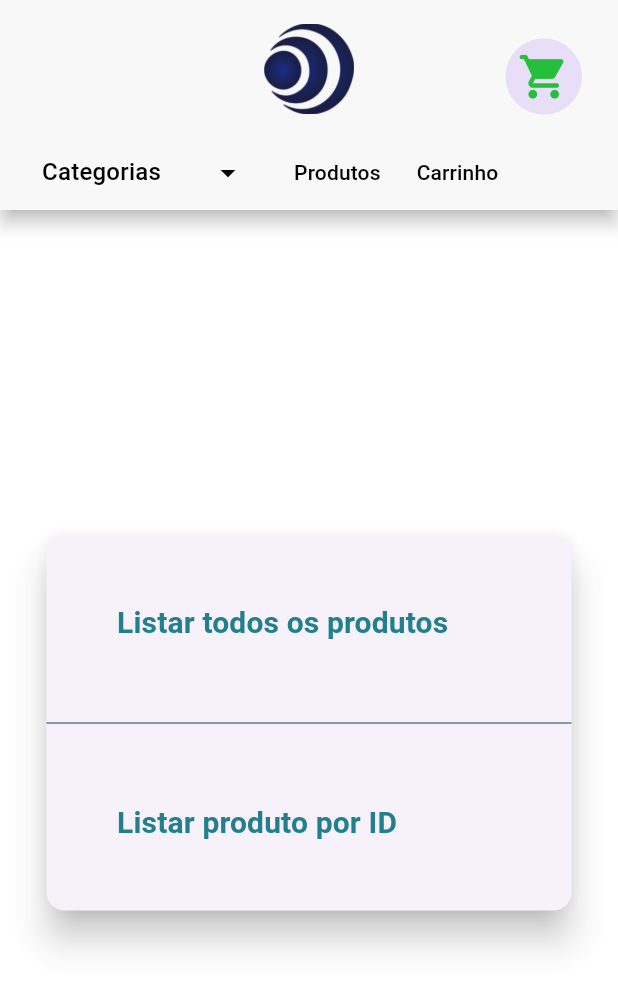
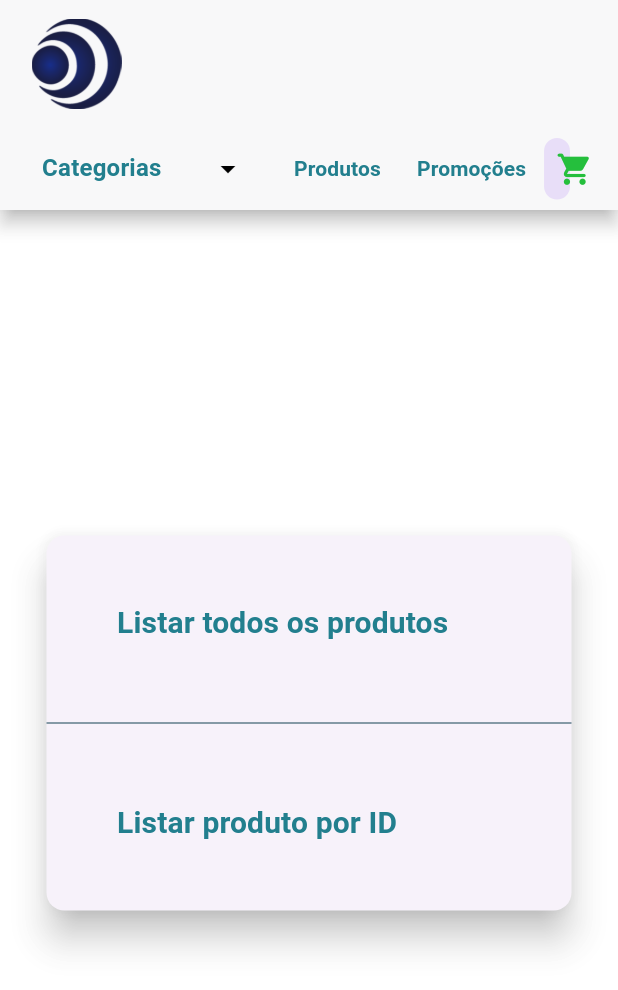
Before and after one commit to TiagoSagara/modelo_catalogo, a Flutter app: the screen it shows after launch, on a phone screen of 412 x 824 dp. Shown: the top 990 px of the screen. Run offline on Flutter 3.47's test engine with Material 3 defaults, Android fonts, the phone set to English and light mode, and no system bars; our stand-ins replace brasil_fields, dio, flutter_bloc, get_it, go_router; network calls fail; Roboto replaces fonts that are missing (Grandis Extended).

Commit message:
Ajustes na appbar, mudança no local da barra de pesquisa e alteração em product_detail

```diff
--- a/lib/src/ui/checkout/view_model/checkout_bloc.dart
+++ b/lib/src/ui/checkout/view_model/checkout_bloc.dart
@@ -74,10 +74,8 @@ class CheckoutBloc extends Bloc<CheckoutEvent, CheckoutState> {
           )
           .toList();
 
-      final double valorBruto = _cartItems.fold(
-        0.0,
-        (sum, i) => sum + i.subtotal,
-      );
+      final double valorBruto =
+          _cartItems.fold(0.0, (sum, i) => sum + i.subtotal);
 
       final request = SaleRequest(
         valorBruto: valorBruto,
--- a/lib/src/ui/core/components/custom_appbar.dart
+++ b/lib/src/ui/core/components/custom_appbar.dart
@@ -1,4 +1,4 @@
-import 'package:api_produtos/src/ui/core/components/custom_shopping_car.dart';
+import 'package:api_produtos/src/ui/core/components/product_search.dart';
 import 'package:api_produtos/src/ui/core/style/app_colors.dart';
 import 'package:api_produtos/src/ui/core/style/app_dimens.dart';
 import 'package:api_produtos/utils/image_list.dart';
@@ -10,7 +10,9 @@ typedef SectionSelectedCallback = void Function(String id);
 class CustomAppbar extends StatelessWidget implements PreferredSizeWidget {
   final SectionSelectedCallback onItemSelected;
 
-  const CustomAppbar({super.key, required this.onItemSelected});
+  final void Function(String query)? onSearch;
+
+  const CustomAppbar({super.key, required this.onItemSelected, this.onSearch});
 
   @override
   Size get preferredSize => const Size.fromHeight(140.0);
@@ -18,19 +20,20 @@ class CustomAppbar extends StatelessWidget implements PreferredSizeWidget {
   @override
   Widget build(BuildContext context) {
     final screenWidth = MediaQuery.of(context).size.width;
-
-    final double logoSize = screenWidth < AppDimens.kMinScreen ? 60.0 : 90.0;
+    final double logoSize = screenWidth < AppDimens.kMinScreen ? 60.0 : 85.0;
 
     return AppBar(
       backgroundColor: lightGreyColor,
       elevation: 5.0,
       shadowColor: Colors.black,
       surfaceTintColor: Colors.transparent,
-      toolbarHeight: 90,
-      centerTitle: true,
+      toolbarHeight: 100,
+      automaticallyImplyLeading: false,
 
-      title: Padding(
-        padding: const EdgeInsets.fromLTRB(0.0, 2.0, 0.0, 0.0),
+      title: Row(
+        children: [
+          Padding(
+            padding: const EdgeInsets.only(left: 5.0),
             child: Image.asset(
               ImageList.logoMultSistem,
               width: logoSize,
@@ -38,10 +41,16 @@ class CustomAppbar extends StatelessWidget implements PreferredSizeWidget {
             ),
           ),
 
-      actions: [ShoppingCar(), const SizedBox(width: 16)],
+          Expanded(
+            child: onSearch != null
+                ? ProductSearch(onSearch: onSearch!)
+                : const SizedBox.shrink(),
+          ),
+        ],
+      ),
 
       bottom: const PreferredSize(
-        preferredSize: Size.fromHeight(50),
+        preferredSize: Size.fromHeight(45),
         child: CustomBottomAppBar(),
       ),
     );
--- a/lib/src/ui/core/components/custom_bottom_appbar.dart
+++ b/lib/src/ui/core/components/custom_bottom_appbar.dart
@@ -2,6 +2,8 @@ import 'package:api_produtos/domain/models/categories_bottom_appbar_bloc.dart';
 import 'package:api_produtos/domain/models/categories_model.dart';
 import 'package:api_produtos/routing/routers.dart';
 import 'package:api_produtos/dependences/service_locator.dart';
+import 'package:api_produtos/src/ui/core/components/custom_shopping_car.dart';
+import 'package:api_produtos/src/ui/core/style/app_colors.dart';
 import 'package:flutter_bloc/flutter_bloc.dart';
 import 'package:flutter/material.dart';
 import 'package:go_router/go_router.dart';
@@ -28,7 +30,7 @@ class _CustomBottomAppBarState extends State<CustomBottomAppBar> {
       create: (_) => getIt<CategoryBloc>()..fetchCategories(),
       child: Container(
         color: Colors.transparent,
-        height: 50,
+        height: 55,
         padding: const EdgeInsets.symmetric(horizontal: 16),
         child: Row(
           children: [
@@ -41,8 +43,7 @@ class _CustomBottomAppBarState extends State<CustomBottomAppBar> {
                 width: 160,
                 height: 40,
                 decoration: BoxDecoration(
-                  color:
-                      _isDropdownHovered ? hoverColor : Colors.transparent,
+                  color: _isDropdownHovered ? hoverColor : Colors.transparent,
                   borderRadius: BorderRadius.circular(borderRadius),
                 ),
                 padding: const EdgeInsets.symmetric(horizontal: 12),
@@ -68,8 +69,8 @@ class _CustomBottomAppBarState extends State<CustomBottomAppBar> {
                       hint: const Text(
                         'Categorias',
                         style: TextStyle(
-                          color: Colors.black,
-                          fontWeight: FontWeight.w500,
+                          color: azulPadrao,
+                          fontWeight: FontWeight.bold,
                         ),
                         overflow: TextOverflow.ellipsis,
                       ),
@@ -91,7 +92,6 @@ class _CustomBottomAppBarState extends State<CustomBottomAppBar> {
                       }).toList(),
                       onChanged: (int? selectedCategoryId) {
                         if (selectedCategoryId != null) {
-                          // Encontra o nome da categoria para exibição
                           final cat = items.firstWhere(
                             (c) => c.idGrp == selectedCategoryId,
                           );
@@ -115,16 +115,29 @@ class _CustomBottomAppBarState extends State<CustomBottomAppBar> {
               onPressed: () => context.push(AppRouters.productList),
               child: const Text(
                 'Produtos',
-                style: TextStyle(color: Colors.black),
+                style: TextStyle(
+                  color: azulPadrao,
+                  fontWeight: FontWeight.bold,
+                ),
               ),
             ),
             TextButton(
               onPressed: () => context.push(AppRouters.salePage),
               child: const Text(
-                'Carrinho',
-                style: TextStyle(color: Colors.black),
+                'Promoções',
+                style: TextStyle(
+                  color: azulPadrao,
+                  fontWeight: FontWeight.bold,
+                ),
               ),
             ),
+            Expanded(
+              child: Align(
+                alignment: Alignment.centerRight,
+                child: ShoppingCar(),
+              ),
+            ),
+            const SizedBox(width: 16),
           ],
         ),
       ),
--- a/lib/src/ui/core/components/custom_shopping_car.dart
+++ b/lib/src/ui/core/components/custom_shopping_car.dart
@@ -8,16 +8,13 @@ class ShoppingCar extends StatelessWidget {
 
   @override
   Widget build(BuildContext context) {
-    return Padding(
-      padding: const EdgeInsets.fromLTRB(8.0, 20.0, 8.0, 8.0),
-      child: IconButton.filledTonal(
-        icon: const Icon(
-          Icons.shopping_cart_rounded,
-          color: verdePadrao,
-          size: 35,
-        ),
-        onPressed: () => context.push(AppRouters.salePage),
+    return IconButton.filledTonal(
+      icon: const Icon(
+        Icons.shopping_cart_rounded,
+        color: verdePadrao,
+        size: 25,
       ),
+      onPressed: () => context.push(AppRouters.salePage),
     );
   }
 }
--- a/lib/src/ui/search/categories/categories_list_page.dart
+++ b/lib/src/ui/search/categories/categories_list_page.dart
@@ -1,12 +1,11 @@
 import 'package:api_produtos/dependences/service_locator.dart';
-import 'package:api_produtos/routing/routers.dart';
 import 'package:api_produtos/src/ui/core/components/custom_appbar.dart';
 import 'package:api_produtos/src/ui/core/components/product_card.dart';
+import 'package:api_produtos/src/ui/product_detail/widgets/product_detail_bottom_sheet.dart';
 import 'package:api_produtos/src/ui/search/products/view_model/product_bloc.dart';
 import 'package:api_produtos/src/ui/search/products/view_model/list_search_view_model.dart';
 import 'package:flutter/material.dart';
 import 'package:flutter_bloc/flutter_bloc.dart';
-import 'package:go_router/go_router.dart';
 
 class CategoriesListPage extends StatefulWidget {
   /// ID numérico da categoria (id_grp)
@@ -130,8 +129,7 @@ class _CategoriesListPageState extends State<CategoriesListPage> {
               itemBuilder: (context, index) {
                 final product = products[index];
                 return InkWell(
-                  onTap: () =>
-                      context.push(AppRouters.productDetail, extra: product),
+                  onTap: () => showProductDetailBottomSheet(context, product),
                   child: CardSearch(product: product),
                 );
               },
```
Also changed, not shown: lib/src/ui/core/components/product_card.dart (+37 -26 lines), lib/src/ui/product_detail/widgets/product_detail_bottom_sheet.dart (added, +311 -0 lines), lib/src/ui/search/products/list_search_page.dart (+8 -25 lines), 3 other files. Lines whose indentation alone changed are shown as unchanged.
